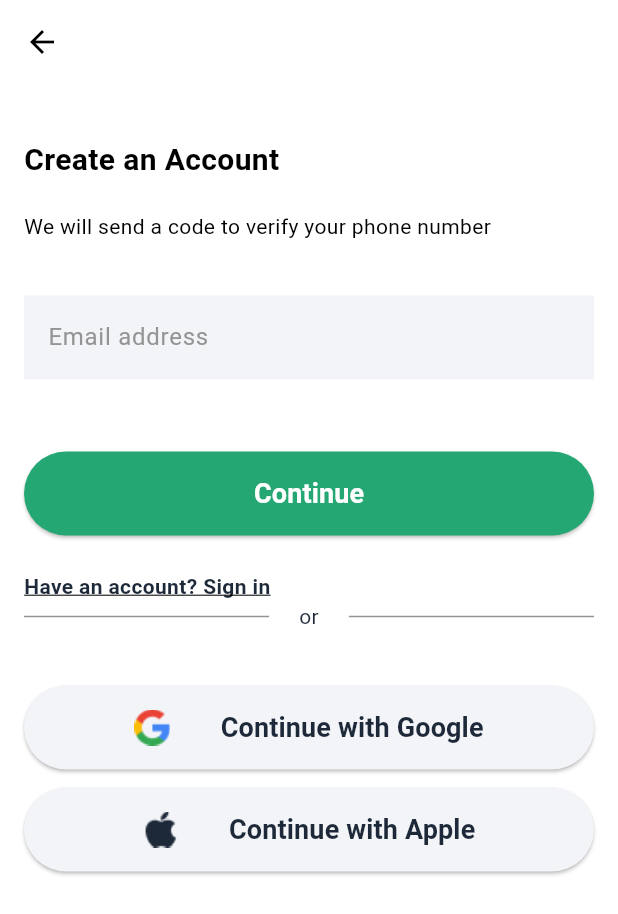
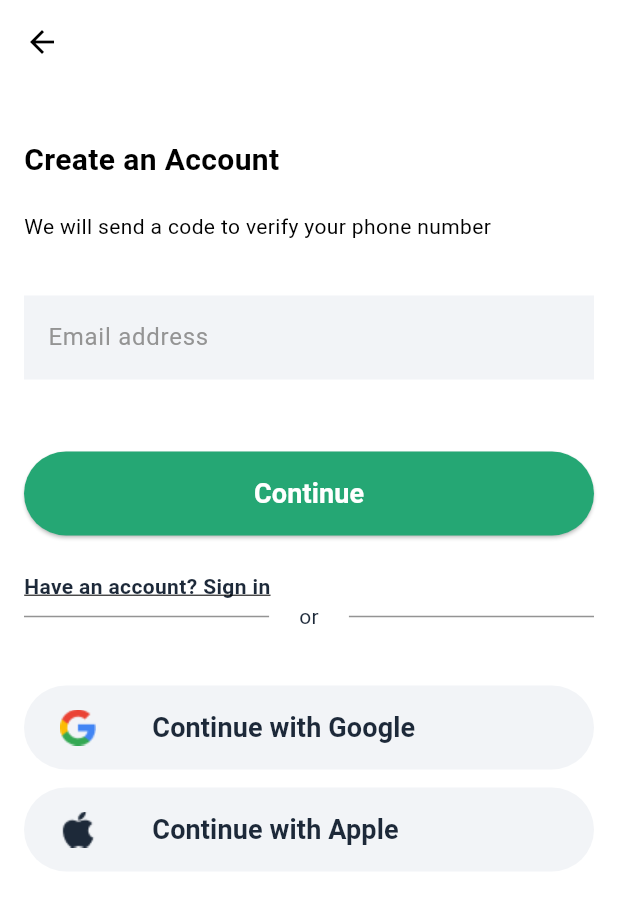
Before and after one commit to onifadjosh/Flutter-s-First, a Flutter app: the screen it shows after launch, on a phone screen of 412 x 824 dp. Shown: the top 914 px of the screen. Run offline on Flutter 3.47's test engine with Material 3 defaults, Android fonts, the phone set to English and light mode, and no system bars.

Commit message:
minor changes

```diff
--- a/lib/reusable_button.dart
+++ b/lib/reusable_button.dart
@@ -27,16 +27,17 @@ class ReusableButton extends StatelessWidget {
         style: ButtonStyle(
           backgroundColor: MaterialStateProperty.all<Color>(color),
           surfaceTintColor: MaterialStateProperty.all<Color>(color),
-          overlayColor: MaterialStateProperty.all<Color>(colorr)
+          overlayColor: MaterialStateProperty.all<Color>(colorr),
+          shadowColor: MaterialStateProperty.all(Colors.transparent)
         ),
         child: Padding(padding:const EdgeInsets.symmetric(vertical: 15),
           child: Row(
-          mainAxisAlignment: MainAxisAlignment.center,
+          mainAxisAlignment: MainAxisAlignment.start,
           children: <Widget>[
             // Icon( color: Colors.white,),
             // const Icon(Icons.imageProvider, size: 24),
             Image(image: imageProvider, height: 24, width: 24,),
-            const SizedBox(width: 33.5),
+            const SizedBox(width: 37.5),
             Text(text, style:const TextStyle(fontSize: 18, fontWeight: FontWeight.w600, color: Color(0xFF1D2939)),
             ),
           ],
```
